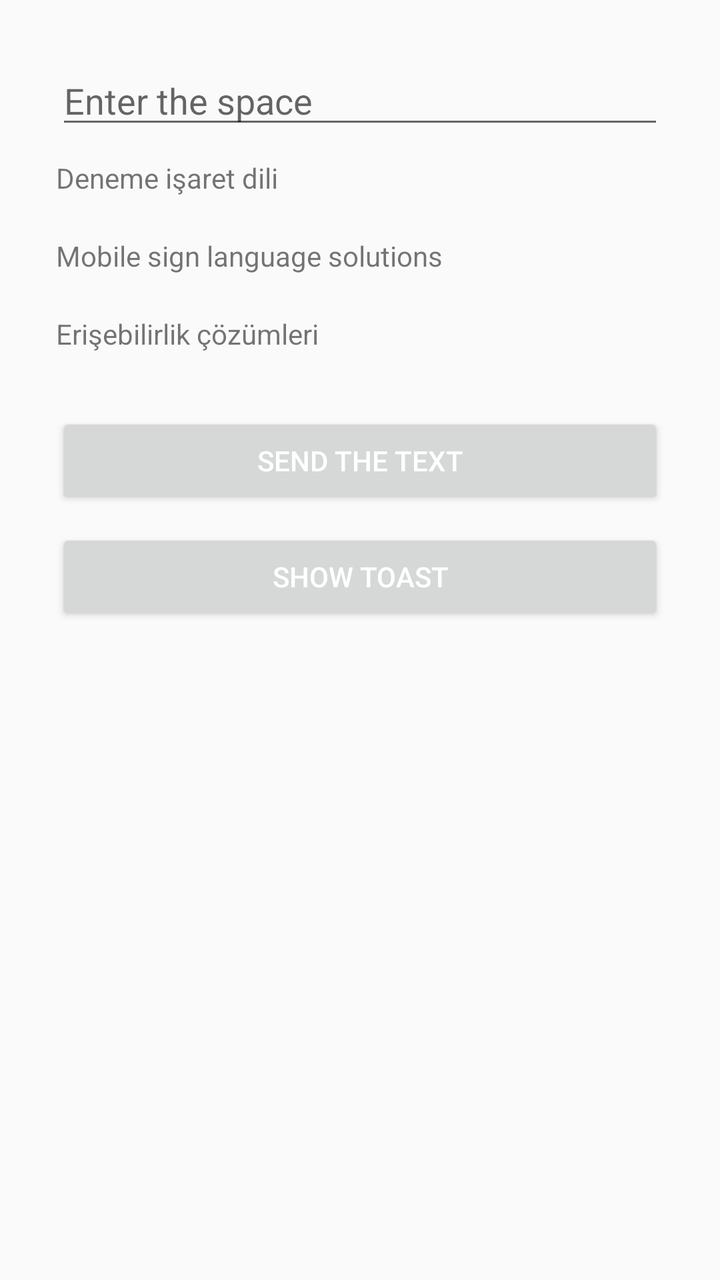
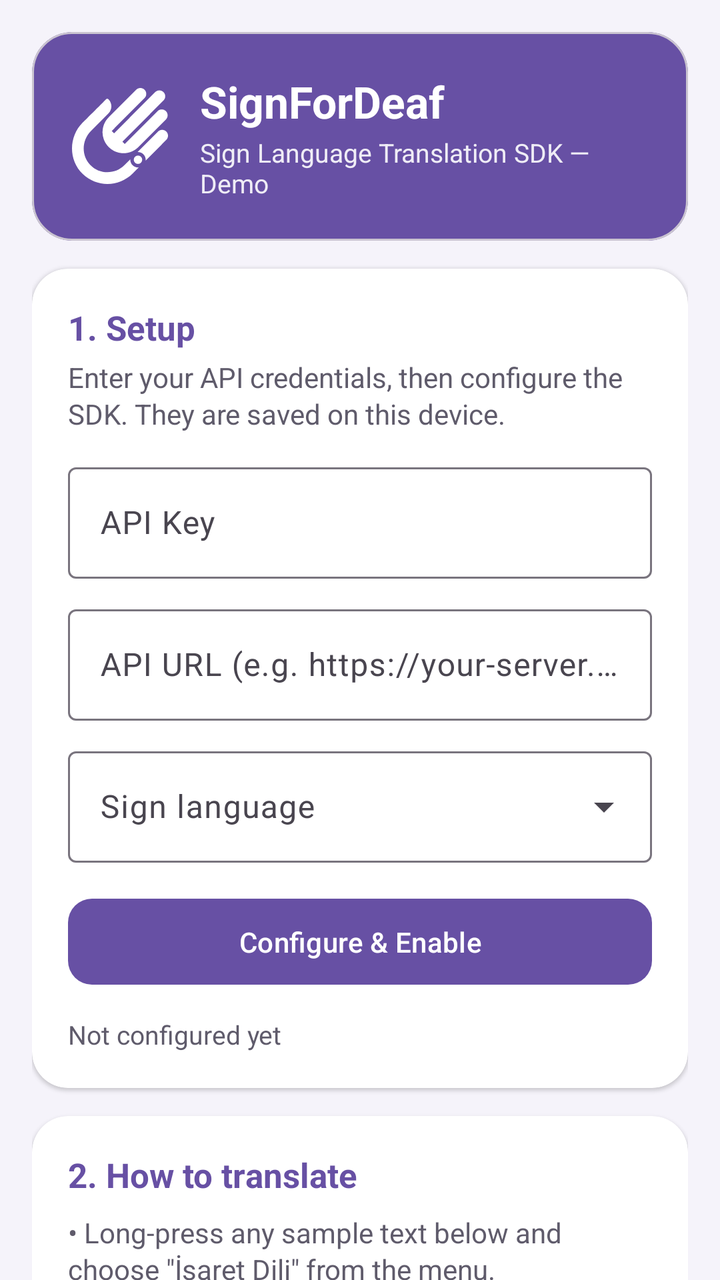

Compare the two renders of this Android layout. The source of the first and the diff that turns it into the second are given below.
<!-- AndroidManifest.xml: activity theme Theme.MobileSignLanguage -->
<!-- res/layout/activity_main.xml -->
<?xml version="1.0" encoding="utf-8"?>
<LinearLayout xmlns:android="http://schemas.android.com/apk/res/android"
    xmlns:app="http://schemas.android.com/apk/res-auto"
    xmlns:tools="http://schemas.android.com/tools"
    android:id="@+id/main"
    android:layout_width="match_parent"
    android:layout_height="match_parent"
    android:orientation="vertical"
    android:padding="28dp"
    tools:context=".MainActivity">

    <EditText
        android:id="@+id/edText"
        android:layout_width="match_parent"
        android:layout_height="wrap_content"
        android:hint="Enter the space" />

    <TextView
        android:layout_width="match_parent"
        android:layout_height="wrap_content"
        android:layout_marginVertical="10dp"
        android:text="Deneme işaret dili" />

    <TextView
        android:layout_width="match_parent"
        android:layout_height="wrap_content"
        android:layout_marginVertical="10dp"
        android:text="Mobile sign language solutions" />

    <TextView
        android:layout_width="match_parent"
        android:layout_height="wrap_content"
        android:paddingBottom="20dp"
        android:layout_marginVertical="10dp"
        android:textIsSelectable="true"
        android:text="Erişebilirlik çözümleri" />

    <Button
        android:id="@+id/sendTheText"
        android:layout_width="match_parent"
        android:layout_height="wrap_content"
        android:textColor="@color/white"
        android:text="Send the text" />

    <Button
        android:layout_marginTop="10dp"
        android:id="@+id/showToastButton"
        android:layout_width="match_parent"
        android:layout_height="wrap_content"
        android:textColor="@color/white"
        android:text="Show Toast" />


</LinearLayout>
<!-- resources referenced by this layout -->
<resources>
  <style name="Theme.MobileSignLanguage" parent="Theme.AppCompat.Light.NoActionBar" />
  <!-- unchanged entries left out for length: 1 -->
</resources>

<!-- the commit's change to res/layout/activity_main.xml (unified diff, before → after) -->
@@ -1,54 +1,276 @@
 <?xml version="1.0" encoding="utf-8"?>
-<LinearLayout xmlns:android="http://schemas.android.com/apk/res/android"
+<androidx.core.widget.NestedScrollView xmlns:android="http://schemas.android.com/apk/res/android"
     xmlns:app="http://schemas.android.com/apk/res-auto"
     xmlns:tools="http://schemas.android.com/tools"
     android:id="@+id/main"
     android:layout_width="match_parent"
     android:layout_height="match_parent"
-    android:orientation="vertical"
-    android:padding="28dp"
+    android:background="@color/screen_background"
+    android:fillViewport="true"
     tools:context=".MainActivity">
 
-    <EditText
-        android:id="@+id/edText"
+    <LinearLayout
         android:layout_width="match_parent"
         android:layout_height="wrap_content"
-        android:hint="Enter the space" />
-
-    <TextView
-        android:layout_width="match_parent"
-        android:layout_height="wrap_content"
-        android:layout_marginVertical="10dp"
-        android:text="Deneme işaret dili" />
-
-    <TextView
-        android:layout_width="match_parent"
-        android:layout_height="wrap_content"
-        android:layout_marginVertical="10dp"
-        android:text="Mobile sign language solutions" />
-
-    <TextView
-        android:layout_width="match_parent"
-        android:layout_height="wrap_content"
-        android:paddingBottom="20dp"
-        android:layout_marginVertical="10dp"
-        android:textIsSelectable="true"
-        android:text="Erişebilirlik çözümleri" />
-
-    <Button
-        android:id="@+id/sendTheText"
-        android:layout_width="match_parent"
-        android:layout_height="wrap_content"
-        android:textColor="@color/white"
-        android:text="Send the text" />
-
-    <Button
-        android:layout_marginTop="10dp"
-        android:id="@+id/showToastButton"
-        android:layout_width="match_parent"
-        android:layout_height="wrap_content"
-        android:textColor="@color/white"
-        android:text="Show Toast" />
-
-
-</LinearLayout>
+        android:orientation="vertical"
+        android:paddingHorizontal="16dp"
+        android:paddingTop="16dp"
+        android:paddingBottom="32dp">
+
+        
+        <com.google.android.material.card.MaterialCardView
+            android:layout_width="match_parent"
+            android:layout_height="wrap_content"
+            app:cardBackgroundColor="@color/brand_primary"
+            app:cardCornerRadius="20dp"
+            app:cardElevation="0dp">
+
+            <LinearLayout
+                android:layout_width="match_parent"
+                android:layout_height="wrap_content"
+                android:gravity="center_vertical"
+                android:orientation="horizontal"
+                android:padding="20dp">
+
+                <ImageView
+                    android:layout_width="48dp"
+                    android:layout_height="48dp"
+                    android:contentDescription="@string/hero_title"
+                    android:src="@drawable/logo_head"
+                    app:tint="@color/white" />
+
+                <LinearLayout
+                    android:layout_width="0dp"
+                    android:layout_height="wrap_content"
+                    android:layout_marginStart="16dp"
+                    android:layout_weight="1"
+                    android:orientation="vertical">
+
+                    <TextView
+                        android:layout_width="wrap_content"
+                        android:layout_height="wrap_content"
+                        android:text="@string/hero_title"
+                        android:textColor="@color/white"
+                        android:textSize="22sp"
+                        android:textStyle="bold" />
+
+                    <TextView
+                        android:layout_width="wrap_content"
+                        android:layout_height="wrap_content"
+                        android:layout_marginTop="2dp"
+                        android:alpha="0.9"
+                        android:text="@string/hero_subtitle"
+                        android:textColor="@color/white"
+                        android:textSize="13sp" />
+                </LinearLayout>
+            </LinearLayout>
+        </com.google.android.material.card.MaterialCardView>
+
+        
+        <com.google.android.material.card.MaterialCardView style="@style/DemoCard">
+
+            <LinearLayout style="@style/DemoCardContent">
+
+                <TextView style="@style/DemoCardTitle" android:text="@string/setup_title" />
+
+                <TextView style="@style/DemoCardBody" android:text="@string/setup_desc" />
+
+                <com.google.android.material.textfield.TextInputLayout
+                    android:id="@+id/inputApiKey"
+                    style="@style/Widget.Material3.TextInputLayout.OutlinedBox"
+                    android:layout_width="match_parent"
+                    android:layout_height="wrap_content"
+                    android:layout_marginTop="12dp"
+                    android:hint="@string/hint_api_key">
+
+                    <com.google.android.material.textfield.TextInputEditText
+                        android:id="@+id/etApiKey"
+                        android:layout_width="match_parent"
+                        android:layout_height="wrap_content"
+                        android:inputType="text"
+                        android:maxLines="1" />
+                </com.google.android.material.textfield.TextInputLayout>
+
+                <com.google.android.material.textfield.TextInputLayout
+                    android:id="@+id/inputApiUrl"
+                    style="@style/Widget.Material3.TextInputLayout.OutlinedBox"
+                    android:layout_width="match_parent"
+                    android:layout_height="wrap_content"
+                    android:layout_marginTop="10dp"
+                    android:hint="@string/hint_api_url">
+
+                    <com.google.android.material.textfield.TextInputEditText
+                        android:id="@+id/etApiUrl"
+                        android:layout_width="match_parent"
+                        android:layout_height="wrap_content"
+                        android:inputType="textUri"
+                        android:maxLines="1" />
+                </com.google.android.material.textfield.TextInputLayout>
+
+                <com.google.android.material.textfield.TextInputLayout
+                    android:id="@+id/inputLanguage"
+                    style="@style/Widget.Material3.TextInputLayout.OutlinedBox.ExposedDropdownMenu"
+                    android:layout_width="match_parent"
+                    android:layout_height="wrap_content"
+                    android:layout_marginTop="10dp"
+                    android:hint="@string/hint_language">
+
+                    <com.google.android.material.textfield.MaterialAutoCompleteTextView
+                        android:id="@+id/dropdownLanguage"
+                        android:layout_width="match_parent"
+                        android:layout_height="wrap_content"
+                        android:inputType="none"
+                        tools:ignore="LabelFor" />
+                </com.google.android.material.textfield.TextInputLayout>
+
+                <com.google.android.material.button.MaterialButton
+                    android:id="@+id/btnConfigure"
+                    android:layout_width="match_parent"
+                    android:layout_height="wrap_content"
+                    android:layout_marginTop="14dp"
+                    android:paddingVertical="12dp"
+                    android:text="@string/btn_configure"
+                    android:textAllCaps="false"
+                    app:cornerRadius="12dp" />
+
+                <TextView
+                    android:id="@+id/tvStatus"
+                    android:layout_width="match_parent"
+                    android:layout_height="wrap_content"
+                    android:layout_marginTop="12dp"
+                    android:drawablePadding="6dp"
+                    android:text="@string/status_not_configured"
+                    android:textColor="@color/text_secondary"
+                    android:textSize="13sp" />
+            </LinearLayout>
+        </com.google.android.material.card.MaterialCardView>
+
+        
+        <com.google.android.material.card.MaterialCardView style="@style/DemoCard">
+            <LinearLayout style="@style/DemoCardContent">
+                <TextView style="@style/DemoCardTitle" android:text="@string/howto_title" />
+                <TextView style="@style/DemoCardBody" android:layout_marginTop="8dp" android:text="@string/howto_1" />
+                <TextView style="@style/DemoCardBody" android:layout_marginTop="6dp" android:text="@string/howto_2" />
+                <TextView style="@style/DemoCardBody" android:layout_marginTop="6dp" android:text="@string/howto_3" />
+            </LinearLayout>
+        </com.google.android.material.card.MaterialCardView>
+
+        
+        <com.google.android.material.card.MaterialCardView style="@style/DemoCard">
+            <LinearLayout style="@style/DemoCardContent">
+                <TextView style="@style/DemoCardTitle" android:text="@string/sample_title" />
+                <TextView style="@style/SampleText" android:layout_marginTop="10dp" android:text="@string/sample_1" />
+                <View style="@style/SampleDivider" />
+                <TextView style="@style/SampleText" android:text="@string/sample_2" />
+                <View style="@style/SampleDivider" />
+                <TextView style="@style/SampleText" android:text="@string/sample_3" />
+                <View style="@style/SampleDivider" />
+                <TextView style="@style/SampleText" android:text="@string/sample_4" />
+            </LinearLayout>
+        </com.google.android.material.card.MaterialCardView>
+
+        
+        <com.google.android.material.card.MaterialCardView style="@style/DemoCard">
+            <LinearLayout style="@style/DemoCardContent">
+                <TextView style="@style/DemoCardTitle" android:text="@string/tap_title" />
+                <com.google.android.material.materialswitch.MaterialSwitch
+                    android:id="@+id/switchTap"
+                    android:layout_width="match_parent"
+                    android:layout_height="wrap_content"
+                    android:layout_marginTop="6dp"
+                    android:text="@string/tap_switch"
+                    android:textColor="@color/text_primary"
+                    android:textSize="15sp" />
+                <TextView style="@style/DemoCardBody" android:layout_marginTop="6dp" android:text="@string/tap_desc" />
+            </LinearLayout>
+        </com.google.android.material.card.MaterialCardView>
+
+        
+        <com.google.android.material.card.MaterialCardView style="@style/DemoCard">
+            <LinearLayout style="@style/DemoCardContent">
+                <TextView style="@style/DemoCardTitle" android:text="@string/prog_title" />
+                <com.google.android.material.textfield.TextInputLayout
+                    android:id="@+id/inputTranslate"
+                    style="@style/Widget.Material3.TextInputLayout.OutlinedBox"
+                    android:layout_width="match_parent"
+                    android:layout_height="wrap_content"
+                    android:layout_marginTop="10dp"
+                    android:hint="@string/hint_translate">
+
+                    <com.google.android.material.textfield.TextInputEditText
+                        android:id="@+id/etTranslate"
+                        android:layout_width="match_parent"
+                        android:layout_height="wrap_content"
+                        android:inputType="textMultiLine"
+                        android:maxLines="3" />
+                </com.google.android.material.textfield.TextInputLayout>
+
+                <com.google.android.material.button.MaterialButton
+                    android:id="@+id/btnTranslate"
+                    android:layout_width="match_parent"
+                    android:layout_height="wrap_content"
+                    android:layout_marginTop="12dp"
+                    android:paddingVertical="12dp"
+                    android:text="@string/btn_translate"
+                    android:textAllCaps="false"
+                    app:cornerRadius="12dp" />
+            </LinearLayout>
+        </com.google.android.material.card.MaterialCardView>
+
+        
+        <com.google.android.material.card.MaterialCardView style="@style/DemoCard">
+            <LinearLayout style="@style/DemoCardContent">
+                <TextView style="@style/DemoCardTitle" android:text="@string/sensitive_title" />
+                <TextView style="@style/DemoCardBody" android:text="@string/sensitive_desc" />
+                <TextView style="@style/SampleText" android:layout_marginTop="10dp" android:text="@string/sensitive_tckn" />
+                <View style="@style/SampleDivider" />
+                <TextView style="@style/SampleText" android:text="@string/sensitive_card" />
+                <View style="@style/SampleDivider" />
+                <TextView style="@style/SampleText" android:text="@string/sensitive_email" />
+                <View style="@style/SampleDivider" />
+                <TextView
+                    android:id="@+id/tvSensitiveMarked"
+                    style="@style/SampleText"
+                    android:text="@string/sensitive_marked" />
+            </LinearLayout>
+        </com.google.android.material.card.MaterialCardView>
+
+        
+        <com.google.android.material.card.MaterialCardView style="@style/DemoCard">
+            <LinearLayout style="@style/DemoCardContent">
+                <LinearLayout
+                    android:layout_width="match_parent"
+                    android:layout_height="wrap_content"
+                    android:gravity="center_vertical"
+                    android:orientation="horizontal">
+                    <TextView
+                        style="@style/DemoCardTitle"
+                        android:layout_width="0dp"
+                        android:layout_weight="1"
+                        android:text="@string/log_title" />
+                    <com.google.android.material.button.MaterialButton
+                        android:id="@+id/btnClearLog"
+                        style="@style/Widget.Material3.Button.TextButton"
+                        android:layout_width="wrap_content"
+                        android:layout_height="wrap_content"
+                        android:minWidth="0dp"
+                        android:text="@string/btn_clear_log"
+                        android:textAllCaps="false" />
+                </LinearLayout>
+
+                <TextView
+                    android:id="@+id/tvLog"
+                    android:layout_width="match_parent"
+                    android:layout_height="wrap_content"
+                    android:layout_marginTop="4dp"
+                    android:background="@color/log_background"
+                    android:fontFamily="monospace"
+                    android:padding="12dp"
+                    android:text="@string/log_empty"
+                    android:textColor="@color/text_secondary"
+                    android:textSize="12sp" />
+            </LinearLayout>
+        </com.google.android.material.card.MaterialCardView>
+
+    </LinearLayout>
+</androidx.core.widget.NestedScrollView>
<!-- resource entries referenced after the edit -->
@@ -1,6 +1,101 @@
 <!-- resources referenced by this layout -->
 <resources>
-  <style name="Theme.MobileSignLanguage" parent="Theme.AppCompat.Light.NoActionBar" />
+  <color name="brand_primary">#6750A4</color>
+  <color name="log_background">#F1EEF7</color>
+  <color name="screen_background">#F5F3FA</color>
+  <color name="text_primary">#1C1B1F</color>
+  <color name="text_secondary">#5F5B6B</color>
+  <!-- drawable logo_head: vector/xml drawable (drawable, 2319 chars, omitted) -->
+  <string name="btn_clear_log">Clear</string>
+  <string name="btn_configure">Configure &amp; Enable</string>
+  <string name="btn_translate">Translate</string>
+  <string name="hero_subtitle">Sign Language Translation SDK — Demo</string>
+  <string name="hero_title">SignForDeaf</string>
+  <string name="hint_api_key">API Key</string>
+  <string name="hint_api_url">API URL (e.g. https://your-server.example.com)</string>
+  <string name="hint_language">Sign language</string>
+  <string name="hint_translate">Type text to translate…</string>
+  <string name="howto_1">• Long-press any sample text below and choose \"İşaret Dili\" from the menu.</string>
+  <string name="howto_2">• Turn on Tap-to-translate (below or via the floating button), then single-tap any text.</string>
+  <string name="howto_3">• Or type your own text and press Translate.</string>
+  <string name="howto_title">2. How to translate</string>
+  <string name="log_empty">SDK events will appear here…</string>
+  <string name="log_title">Event log</string>
+  <string name="prog_title">5. Translate programmatically</string>
+  <string name="sample_1">İşaret dili, işitme engelli bireyler için önemli bir iletişim aracıdır.</string>
+  <string name="sample_2">Erişilebilirlik herkes için temel bir haktır.</string>
+  <string name="sample_3">Merhaba, size nasıl yardımcı olabilirim?</string>
+  <string name="sample_4">Engelsiz bir dünya hepimizin sorumluluğundadır.</string>
+  <string name="sample_title">3. Sample text (Turkish)</string>
+  <string name="sensitive_card">Kart: 4242 4242 4242 4242</string>
+  <string name="sensitive_desc">These are never sent to the server. Personal data (national ID, card, IBAN, e-mail, phone) is auto-detected; the last line is manually marked. Try translating them — you\'ll get a blocked notice.</string>
+  <string name="sensitive_email">E-posta: ali@example.com</string>
+  <string name="sensitive_marked">Gizli Not (manually marked)</string>
+  <string name="sensitive_tckn">T.C. Kimlik No: 10000000146</string>
+  <string name="sensitive_title">6. Sensitive data (blocked)</string>
+  <string name="setup_desc">Enter your API credentials, then configure the SDK. They are saved on this device.</string>
+  <string name="setup_title">1. Setup</string>
+  <string name="status_not_configured">Not configured yet</string>
+  <string name="tap_desc">When on, a single tap on any text translates it instantly. The floating button toggles this same mode.</string>
+  <string name="tap_switch">Enable tap-to-translate mode</string>
+  <string name="tap_title">4. Tap-to-translate</string>
+  <style name="DemoCard" parent="Widget.Material3.CardView.Elevated">
+          <item name="android:layout_width">match_parent</item>
+          <item name="android:layout_height">wrap_content</item>
+          <item name="android:layout_marginTop">14dp</item>
+          <item name="cardBackgroundColor">@color/card_surface</item>
+          <item name="cardCornerRadius">18dp</item>
+          <item name="cardElevation">1dp</item>
+      </style>
+  <style name="DemoCardBody">
+          <item name="android:layout_width">match_parent</item>
+          <item name="android:layout_height">wrap_content</item>
+          <item name="android:layout_marginTop">4dp</item>
+          <item name="android:textColor">@color/text_secondary</item>
+          <item name="android:textSize">14sp</item>
+          <item name="android:lineSpacingExtra">2dp</item>
+      </style>
+  <style name="DemoCardContent">
+          <item name="android:layout_width">match_parent</item>
+          <item name="android:layout_height">wrap_content</item>
+          <item name="android:orientation">vertical</item>
+          <item name="android:padding">18dp</item>
+      </style>
+  <style name="DemoCardTitle">
+          <item name="android:layout_width">wrap_content</item>
+          <item name="android:layout_height">wrap_content</item>
+          <item name="android:textColor">@color/brand_primary</item>
+          <item name="android:textSize">17sp</item>
+          <item name="android:textStyle">bold</item>
+      </style>
+  <style name="SampleDivider">
+          <item name="android:layout_width">match_parent</item>
+          <item name="android:layout_height">1dp</item>
+          <item name="android:layout_marginVertical">10dp</item>
+          <item name="android:background">@color/divider</item>
+      </style>
+  <style name="SampleText">
+          <item name="android:layout_width">match_parent</item>
+          <item name="android:layout_height">wrap_content</item>
+          <item name="android:textColor">@color/text_primary</item>
+          <item name="android:textSize">16sp</item>
+          <item name="android:textIsSelectable">true</item>
+          <item name="android:lineSpacingExtra">3dp</item>
+      </style>
+  <style name="Theme.MobileSignLanguage" parent="Theme.Material3.Light.NoActionBar">
+          <item name="colorPrimary">@color/brand_primary</item>
+          <item name="colorPrimaryVariant">@color/brand_primary_dark</item>
+          <item name="colorOnPrimary">@color/brand_on_primary</item>
+          <item name="colorSecondary">@color/brand_primary</item>
+          <item name="colorOnSecondary">@color/brand_on_primary</item>
+          <item name="android:colorBackground">@color/screen_background</item>
+          <item name="android:statusBarColor">@color/brand_primary</item>
+          <item name="android:windowLightStatusBar">false</item>
+      </style>
+  <color name="card_surface">#FFFFFF</color>
+  <color name="divider">#E4E0EC</color>
+  <color name="brand_primary_dark">#4A3C7D</color>
+  <color name="brand_on_primary">#FFFFFF</color>
   <!-- unchanged entries left out for length: 1 -->
 </resources>
 
